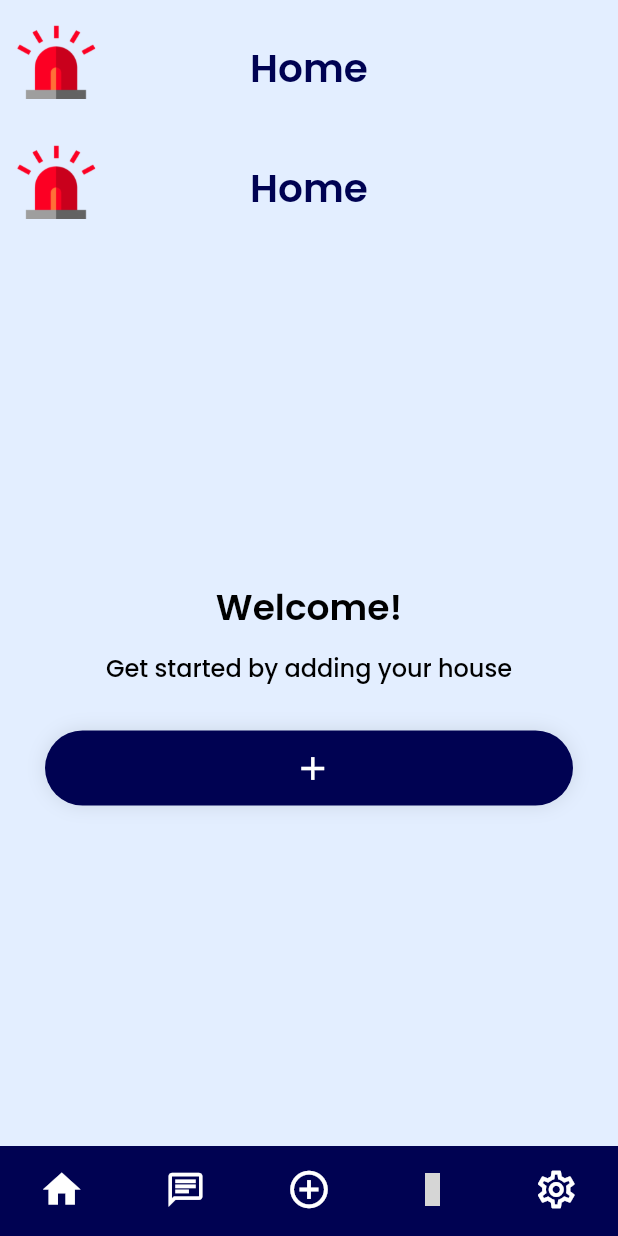
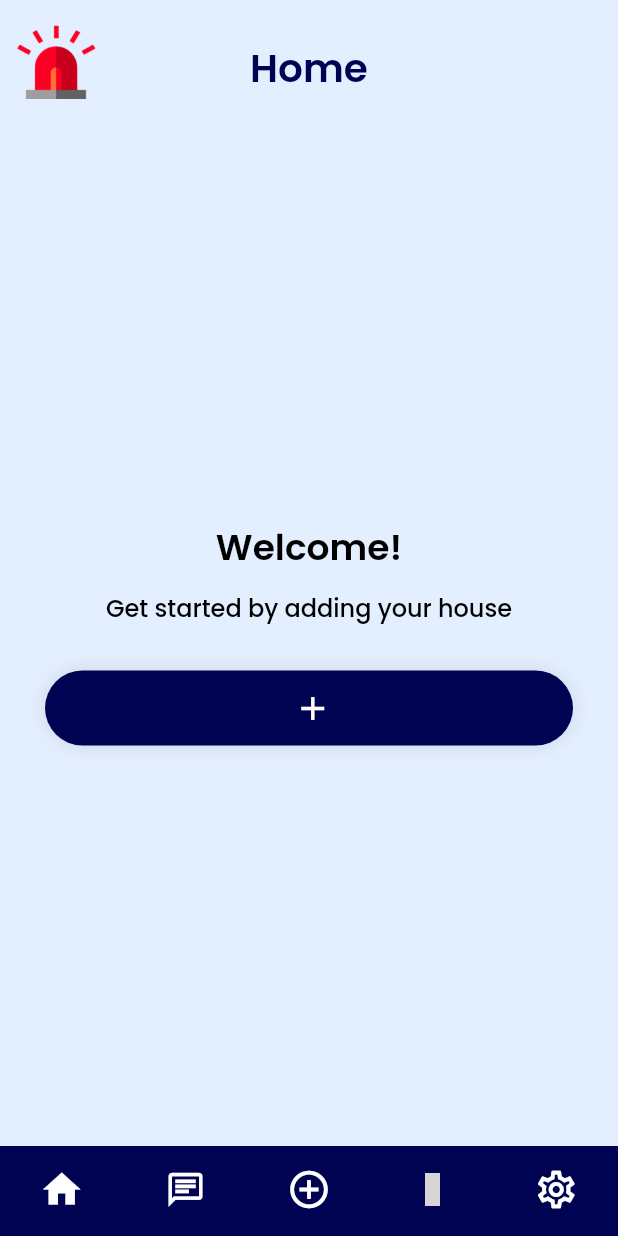
Before and after one commit to Husain-Zreik/Fatal-Breath, a Flutter app: the MainScreen screen opened by its route, on a phone screen of 412 x 824 dp. Run offline on Flutter 3.47's test engine with Material 2 defaults, Android fonts, the phone set to English and light mode, and no system bars; our stand-ins replace dio, fluttericon, get, google_fonts, hexcolor, image_picker and 1 more; accounts and stored records are empty; statements that could not run were skipped; grey boxes are pictures that could not be loaded.

Commit message:
Frontend <> added a condition on the appbar

```diff
--- a/fatal_breath_frontend/lib/screens/main.screen.dart
+++ b/fatal_breath_frontend/lib/screens/main.screen.dart
@@ -31,7 +31,9 @@ class _MainScreenState extends State<MainScreen> {
   @override
   Widget build(BuildContext context) {
     return Scaffold(
-      appBar: AppBar(
+      appBar: _selectedindex == 0 || _selectedindex == 2
+          ? null
+          : AppBar(
               backgroundColor: GlobalColors.bgColor,
               elevation: 0,
               centerTitle: true,
```
Lines whose indentation alone changed are shown as unchanged.
